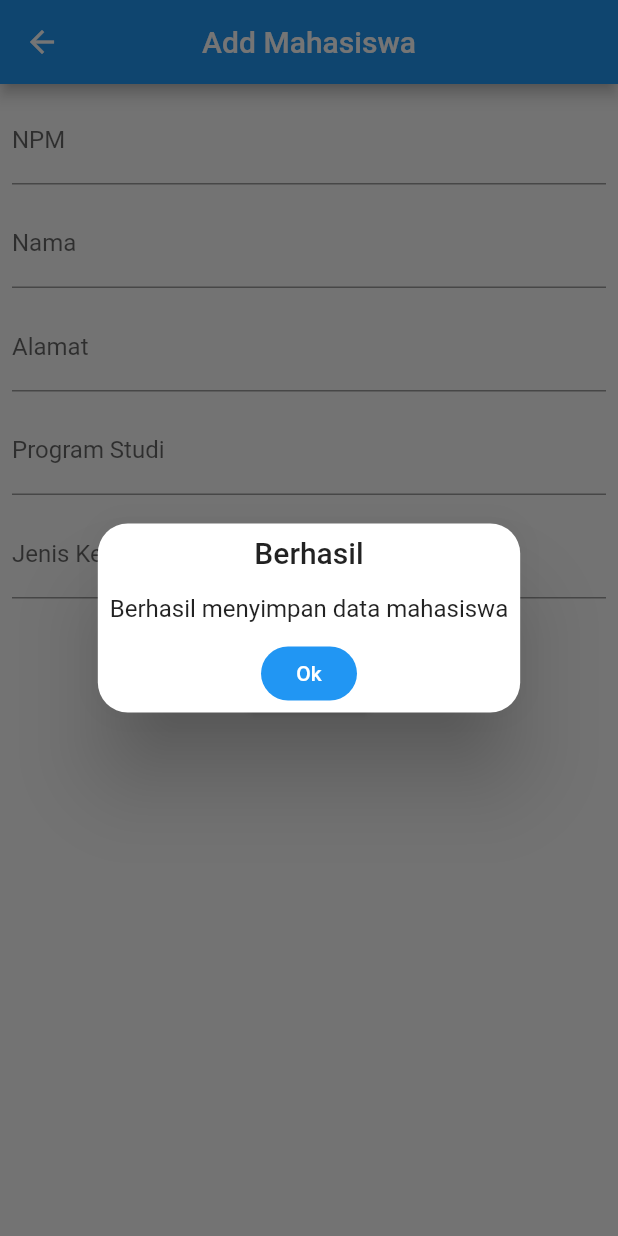
After one commit to susantozs/uts_21312036, a Flutter app: the AddMahasiswaView screen opened by its route, after a tap on "Simpan", on a phone screen of 412 x 824 dp. The commit adds this screen. Run offline on Flutter 3.47's test engine with Material 2 defaults, Android fonts, the phone set to English and light mode, and no system bars; our stand-ins replace cloud_firestore, firebase_auth, firebase_core, get, google_sign_in; missing offline and left inert: dart:html; accounts and stored records are empty; network calls fail; statements that could not run were skipped.

Commit message:
commit new

```diff
--- /dev/null
+++ b/lib/app/modules/add_mahasiswa/controllers/add_mahasiswa_controller.dart
@@ -0,0 +1,64 @@
+import 'package:cloud_firestore/cloud_firestore.dart';
+import 'package:flutter/material.dart';
+import 'package:get/get.dart';
+
+class AddMahasiswaController extends GetxController {
+  late TextEditingController cNpm;
+  late TextEditingController cNama;
+  late TextEditingController cAlamat;
+  late TextEditingController cPs;
+  late TextEditingController cJk;
+
+  FirebaseFirestore firestore = FirebaseFirestore.instance;
+
+  void addMahasiswa(
+      String npm, String nama, String alamat, String ps, String jk) async {
+    CollectionReference mahasiswa = firestore.collection("mahasiswa");
+
+    try {
+      await mahasiswa.add({
+        "npm": npm,
+        "nama": nama,
+        "alamat": alamat,
+        "ps": ps,
+        "jk": jk,
+      });
+      Get.defaultDialog(
+          title: "Berhasil",
+          middleText: "Berhasil menyimpan data mahasiswa",
+          onConfirm: () {
+            cNpm.clear();
+            cNama.clear();
+            cAlamat.clear();
+            cPs.clear();
+            cJk.clear();
+            Get.back();
+            Get.back();
+            textConfirm:
+            "OK";
+          });
+    } catch (e) {}
+  }
+
+  @override
+  void onInit() {
+    // TODO: implement onInit
+    cNpm = TextEditingController();
+    cNama = TextEditingController();
+    cAlamat = TextEditingController();
+    cPs = TextEditingController();
+    cJk = TextEditingController();
+    super.onInit();
+  }
+
+  @override
+  void onClose() {
+    // TODO: implement onClose
+    cNpm.dispose();
+    cNama.dispose();
+    cAlamat.dispose();
+    cPs.dispose();
+    cJk.dispose();
+    super.onClose();
+  }
+}
--- /dev/null
+++ b/lib/app/modules/add_mahasiswa/views/add_mahasiswa_view.dart
@@ -0,0 +1,78 @@
+import 'package:flutter/material.dart';
+import 'package:get/get.dart';
+import '../controllers/add_mahasiswa_controller.dart';
+
+class AddMahasiswaView extends GetView<AddMahasiswaController> {
+  const AddMahasiswaView({Key? key}) : super(key: key);
+  @override
+  Widget build(BuildContext context) {
+    return Scaffold(
+      appBar: AppBar(
+        title: const Text('Add Mahasiswa'),
+        centerTitle: true,
+      ),
+      body: Padding(
+        padding: EdgeInsets.all(8),
+        child: Column(
+          children: [
+            TextField(
+              controller: controller.cNpm,
+              textInputAction: TextInputAction.next,
+              keyboardType: TextInputType.number,
+              decoration: InputDecoration(labelText: "NPM"),
+            ),
+            SizedBox(
+              height: 10,
+            ),
+            TextField(
+              controller: controller.cNama,
+              autocorrect: false,
+              textInputAction: TextInputAction.next,
+              decoration: InputDecoration(labelText: "Nama"),
+            ),
+            SizedBox(
+              height: 10,
+            ),
+            TextField(
+              controller: controller.cAlamat,
+              autocorrect: false,
+              textInputAction: TextInputAction.next,
+              decoration: InputDecoration(labelText: "Alamat"),
+            ),
+            SizedBox(
+              height: 10,
+            ),
+            TextField(
+              controller: controller.cPs,
+              autocorrect: false,
+              textInputAction: TextInputAction.next,
+              decoration: InputDecoration(labelText: "Program Studi"),
+            ),
+            SizedBox(
+              height: 10,
+            ),
+            TextField(
+              controller: controller.cJk,
+              autocorrect: false,
+              textInputAction: TextInputAction.done,
+              decoration: InputDecoration(labelText: "Jenis Kelamin"),
+            ),
+            SizedBox(
+              height: 30,
+            ),
+            ElevatedButton(
+              onPressed: () => controller.addMahasiswa(
+                controller.cNpm.text,
+                controller.cNama.text,
+                controller.cAlamat.text,
+                controller.cPs.text,
+                controller.cJk.text,
+              ),
+              child: Text("Simpan"),
+            )
+          ],
+        ),
+      ),
+    );
+  }
+}
--- a/lib/app/modules/home/controllers/home_controller.dart
+++ b/lib/app/modules/home/controllers/home_controller.dart
@@ -7,13 +7,18 @@ class HomeController extends GetxController {
 
   Future<QuerySnapshot<Object?>> GetData() async {
     CollectionReference products = firestore.collection('products');
+    CollectionReference mahasiswa = firestore.collection('mahasiswa');
 
     return products.get();
+    return mahasiswa.get();
   }
 
   Stream<QuerySnapshot<Object?>> streamData() {
     CollectionReference products = firestore.collection('products');
+    CollectionReference mahasiswa = firestore.collection('mahasiswa');
+
     return products.snapshots();
+    return mahasiswa.snapshots();
   }
 
   void deleteProducts(String id) {
@@ -38,4 +43,27 @@ class HomeController extends GetxController {
       );
     }
   }
+
+  void deleteMahasiswa(String id) {
+    DocumentReference docRef = firestore.collection("mahasiswa").doc(id);
+
+    try {
+      Get.defaultDialog(
+        title: "Info",
+        middleText: "Apakah anda yakin menghapus data ini ?",
+        onConfirm: () {
+          docRef.delete();
+          Get.back();
+        },
+        textConfirm: "Ya",
+        textCancel: "Batal",
+      );
+    } catch (e) {
+      print(e);
+      Get.defaultDialog(
+        title: "Terjadi kesalahan",
+        middleText: "Tidak berhasil menghapus data",
+      );
+    }
+  }
 }
--- /dev/null
+++ b/lib/app/modules/update_product/views/update_mahasiswa_view.dart
@@ -0,0 +1 @@
+// TODO Implement this library.
--- a/lib/app/routes/app_pages.dart
+++ b/lib/app/routes/app_pages.dart
@@ -1,4 +1,6 @@
 import 'package:get/get.dart';
+import 'package:project_get/app/modules/add_mahasiswa/views/add_mahasiswa_view.dart';
+import 'package:project_get/app/modules/update_mahasiswa/views/update_mahasiswa_view.dart';
 
 import '../modules/add_product/bindings/add_product_binding.dart';
 import '../modules/add_product/views/add_product_view.dart';
@@ -51,5 +53,15 @@ class AppPages {
       page: () => const UpdateProductView(),
       binding: UpdateProductBinding(),
     ),
+    GetPage(
+      name: _Paths.ADD_MAHASISWA,
+      page: () => const AddMahasiswaView(),
+      binding: AddMahasiswaBinding(),
+    ),
+    GetPage(
+      name: _Paths.UPDATE_MAHASISWA,
+      page: () => const UpdateMahasiswaView(),
+      binding: UpdateMahasiswaBinding(),
+    ),
   ];
 }
--- a/lib/app/routes/app_routes.dart
+++ b/lib/app/routes/app_routes.dart
@@ -9,6 +9,8 @@ abstract class Routes {
   static const RESET_PASSWORD = _Paths.RESET_PASSWORD;
   static const ADD_PRODUCT = _Paths.ADD_PRODUCT;
   static const UPDATE_PRODUCT = _Paths.UPDATE_PRODUCT;
+  static const ADD_MAHASISWA = _Paths.ADD_MAHASISWA;
+  static const UPDATE_MAHASISWA = _Paths.UPDATE_MAHASISWA;
 }
 
 abstract class _Paths {
@@ -19,4 +21,6 @@ abstract class _Paths {
   static const RESET_PASSWORD = '/reset-password';
   static const ADD_PRODUCT = '/add-product';
   static const UPDATE_PRODUCT = '/update-product';
+  static const ADD_MAHASISWA = '/add-mahasiswa';
+  static const UPDATE_MAHASISWA = '/update-mahasiswa';
 }
--- a/pubspec.yaml
+++ b/pubspec.yaml
@@ -13,6 +13,7 @@ dependencies:
   firebase_core: ^2.15.0
   firebase_auth: ^4.7.2
   cloud_firestore: ^4.9.0
+  google_sign_in: ^6.1.5
 
 dev_dependencies:
   flutter_lints: 2.0.2
```
Also changed, not shown: lib/app/controllers/auth_controller.dart (+33 -1 lines), lib/app/modules/add_mahasiswa/bindings/add_mahasiswa_binding.dart (added, +11 -0 lines), lib/app/modules/home/views/home_view.dart (+11 -24 lines), lib/app/modules/login/views/login_view.dart (+13 -2 lines), lib/app/modules/update_mahasiswa/bindings/update_mahasiswa_binding.dart (added, +12 -0 lines), lib/app/modules/update_mahasiswa/controllers/update_mahasiswa_controller.dart (added, +77 -0 lines), lib/app/modules/update_mahasiswa/views/update_mahasiswa_view.dart (added, +97 -0 lines), pubspec.lock.
